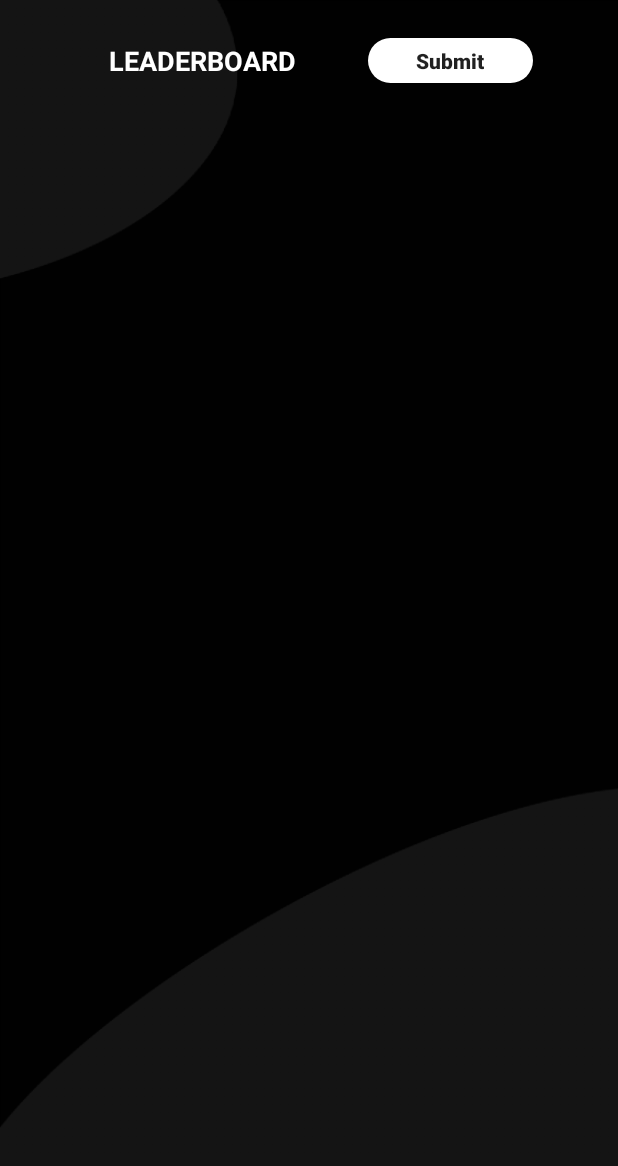
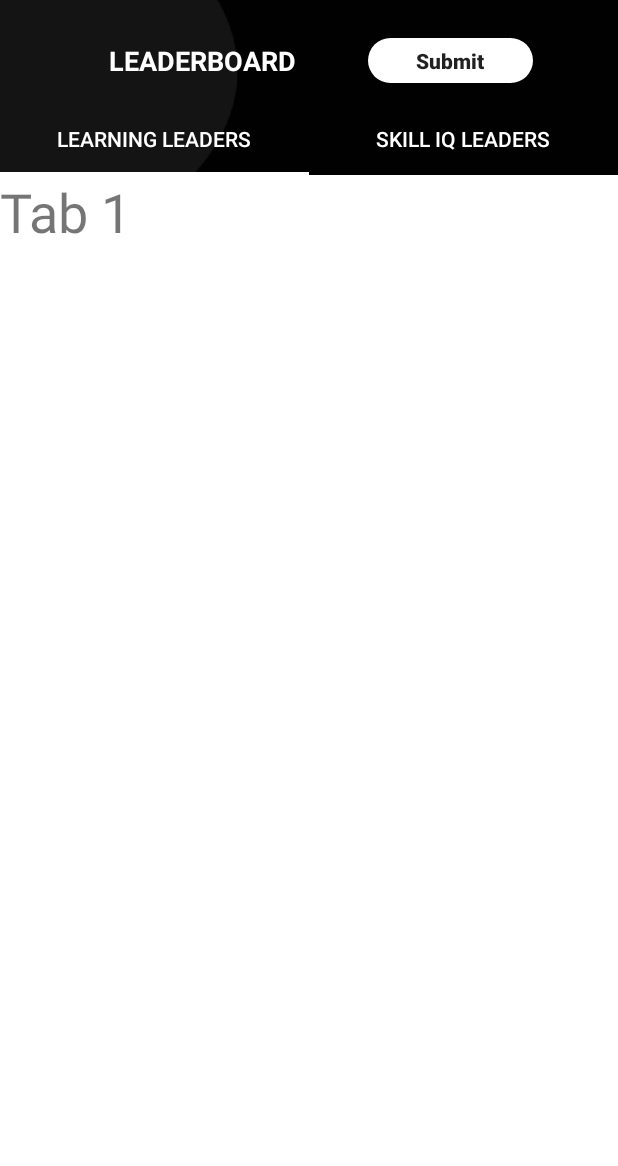
Before and after one commit to Y-Kenza/GADS_Leaderboard, an Android app: the screen it shows after launch (MainActivity), on a phone screen of 412 x 824 dp. Shown: the top 1166 px of the screen. Run offline under Robolectric (Android 15) with nearby library versions, the phone set to English and light mode, and no system bars.

Commit message:
Added tabs

```diff
--- a/app/src/main/AndroidManifest.xml
+++ b/app/src/main/AndroidManifest.xml
@@ -13,7 +13,7 @@
         android:theme="@style/AppTheme">
 
         <activity
-            android:name=".SplashScreenActivity"
+            android:name=".ui.SplashScreenActivity"
             android:theme="@style/AppTheme.NoActionBar">
             <intent-filter>
                 <action android:name="android.intent.action.MAIN" />
@@ -22,11 +22,11 @@
             </intent-filter>
         </activity>
 
-        <activity android:name=".MainActivity"
+        <activity android:name=".ui.MainActivity"
             android:theme="@style/AppTheme.NoActionBar">
         </activity>
 
-        <activity android:name=".SubmitFormActivity"
+        <activity android:name=".ui.SubmitFormActivity"
             android:theme="@style/AppTheme.NoActionBar">
         </activity>
     </application>
--- /dev/null
+++ b/app/src/main/java/com/kenzadev/gads_leaderboard/ui/LearningLeadersFragment.java
@@ -0,0 +1,16 @@
+package com.kenzadev.gads_leaderboard.ui;
+
+import android.os.Bundle;
+import android.view.LayoutInflater;
+import android.view.View;
+import android.view.ViewGroup;
+
+import androidx.fragment.app.Fragment;
+
+import com.kenzadev.gads_leaderboard.R;
+
+public class LearningLeadersFragment extends Fragment {
+    public View onCreateView(LayoutInflater inflater, ViewGroup container, Bundle savedInstanceState) {
+        return inflater.inflate(R.layout.fragment_learning_leaders, container, false);
+    }
+}
--- a/app/src/main/java/com/kenzadev/gads_leaderboard/MainActivity.java
+++ b/app/src/main/java/com/kenzadev/gads_leaderboard/ui/MainActivity.java
@@ -1,11 +1,15 @@
-package com.kenzadev.gads_leaderboard;
+package com.kenzadev.gads_leaderboard.ui;
 
 import androidx.appcompat.app.AppCompatActivity;
+import androidx.viewpager.widget.ViewPager;
 
 import android.content.Intent;
 import android.os.Bundle;
 import android.view.View;
 import android.widget.Button;
+
+import com.google.android.material.tabs.TabLayout;
+import com.kenzadev.gads_leaderboard.R;
 
 public class MainActivity extends AppCompatActivity {
 
@@ -22,6 +26,14 @@ public class MainActivity extends AppCompatActivity {
             }
         });
 
+        ViewPager viewPager = findViewById(R.id.viewPager);
+        TabLayout tabLayout = findViewById(R.id.tabLayout);
+
+        TabAdapter tabAdapter = new TabAdapter(this, getSupportFragmentManager());
+
+        viewPager.setAdapter(tabAdapter);
+
+        tabLayout.setupWithViewPager(viewPager);
     }
 
     private void submitFormActivity() {
--- /dev/null
+++ b/app/src/main/java/com/kenzadev/gads_leaderboard/ui/SkillIQLeadersFragment.java
@@ -0,0 +1,16 @@
+package com.kenzadev.gads_leaderboard.ui;
+
+import android.os.Bundle;
+import android.view.LayoutInflater;
+import android.view.View;
+import android.view.ViewGroup;
+
+import androidx.fragment.app.Fragment;
+
+import com.kenzadev.gads_leaderboard.R;
+
+public class SkillIQLeadersFragment extends Fragment {
+    public View onCreateView(LayoutInflater inflater, ViewGroup container, Bundle savedInstanceState) {
+        return inflater.inflate(R.layout.fragment_skill_iq_leaders, container, false);
+    }
+}
--- a/app/src/main/java/com/kenzadev/gads_leaderboard/SplashScreenActivity.java
+++ b/app/src/main/java/com/kenzadev/gads_leaderboard/ui/SplashScreenActivity.java
@@ -1,4 +1,4 @@
-package com.kenzadev.gads_leaderboard;
+package com.kenzadev.gads_leaderboard.ui;
 
 import androidx.appcompat.app.AppCompatActivity;
 import androidx.appcompat.widget.AppCompatImageView;
@@ -6,8 +6,8 @@ import androidx.appcompat.widget.AppCompatImageView;
 import android.content.Intent;
 import android.os.Bundle;
 import android.os.Handler;
-import android.view.animation.Animation;
-import android.view.animation.AnimationUtils;
+
+import com.kenzadev.gads_leaderboard.R;
 
 public class SplashScreenActivity extends AppCompatActivity {
 
--- /dev/null
+++ b/app/src/main/java/com/kenzadev/gads_leaderboard/ui/TabAdapter.java
@@ -0,0 +1,39 @@
+package com.kenzadev.gads_leaderboard.ui;
+
+import android.content.Context;
+
+import androidx.annotation.Nullable;
+import androidx.fragment.app.Fragment;
+import androidx.fragment.app.FragmentManager;
+import androidx.fragment.app.FragmentPagerAdapter;
+
+public class TabAdapter extends FragmentPagerAdapter {
+
+    private static final String[] TAB_NAMES = new String[]{"Learning Leaders", "Skill IQ Leaders"};
+    private final Context mContext;
+
+    TabAdapter(Context context, FragmentManager fm) {
+        super(fm);
+        mContext = context;
+    }
+    @Override
+    public Fragment getItem(int position) {
+        switch (position){
+            case 0:
+                return new LearningLeadersFragment();
+            case 1:
+                return new SkillIQLeadersFragment( );
+        }
+        return null;
+    }
+
+    @Nullable
+    @Override
+    public CharSequence getPageTitle(int position) {
+        return TAB_NAMES[position];
+    }
+    @Override
+    public int getCount() {
+        return 2;
+    }
+}
--- a/app/src/main/res/layout/activity_main.xml
+++ b/app/src/main/res/layout/activity_main.xml
@@ -1,18 +1,20 @@
 <?xml version="1.0" encoding="utf-8"?>
-<RelativeLayout xmlns:android="http://schemas.android.com/apk/res/android"
+<RelativeLayout
+    xmlns:android="http://schemas.android.com/apk/res/android"
     xmlns:app="http://schemas.android.com/apk/res-auto"
     xmlns:tools="http://schemas.android.com/tools"
     android:layout_width="match_parent"
     android:layout_height="match_parent"
     android:background="@drawable/background_app"
-    tools:context=".MainActivity">
+    tools:context=".ui.MainActivity">
 
     <LinearLayout
         android:layout_width="match_parent"
         android:layout_height="wrap_content"
         android:layout_marginTop="12dp"
         android:gravity="center"
-        android:orientation="horizontal">
+        android:orientation="horizontal"
+        android:id="@+id/appbarLayout">
 
         <TextView
             android:id="@+id/title"
@@ -42,4 +44,19 @@
             app:cornerRadius="360dp" />
     </LinearLayout>
 
+    <com.google.android.material.tabs.TabLayout
+        android:id="@+id/tabLayout"
+        android:layout_below="@id/appbarLayout"
+        android:layout_width="match_parent"
+        android:layout_height="wrap_content"
+        android:background="#00ffffff"
+        app:tabIndicatorColor="@color/colorAccent"
+        app:tabTextColor="@color/colorAccent" />
+
+    <androidx.viewpager.widget.ViewPager
+        android:id="@+id/viewPager"
+        android:layout_below="@id/tabLayout"
+        android:background="@color/colorAccent"
+        android:layout_width="match_parent"
+        android:layout_height="match_parent" />
 </RelativeLayout>
--- a/app/src/main/res/layout/activity_splash_screen.xml
+++ b/app/src/main/res/layout/activity_splash_screen.xml
@@ -5,7 +5,7 @@
     android:layout_width="match_parent"
     android:layout_height="match_parent"
     android:background="@drawable/background_app"
-    tools:context=".SplashScreenActivity">
+    tools:context=".ui.SplashScreenActivity">
 
     <androidx.appcompat.widget.AppCompatImageView
         android:id="@+id/gads_logo"
--- a/app/src/main/res/layout/activity_submit_form.xml
+++ b/app/src/main/res/layout/activity_submit_form.xml
@@ -10,6 +10,7 @@
         android:layout_width="match_parent"
         android:layout_height="64dp">
         <ImageButton
+            android:id="@+id/back_button"
             app:layout_constraintTop_toTopOf="parent"
             app:layout_constraintBottom_toBottomOf="parent"
             app:layout_constraintStart_toStartOf="parent"
--- /dev/null
+++ b/app/src/main/res/layout/fragment_learning_leaders.xml
@@ -0,0 +1,11 @@
+<?xml version="1.0" encoding="utf-8"?>
+<LinearLayout xmlns:android="http://schemas.android.com/apk/res/android"
+    android:orientation="vertical" android:layout_width="match_parent"
+    android:layout_height="match_parent">
+    <TextView
+        android:layout_width="wrap_content"
+        android:layout_height="wrap_content"
+        android:layout_centerInParent="true"
+        android:text="Tab 1"
+        android:textSize="36sp" />
+</LinearLayout>
```
Also changed, not shown: app/src/main/java/com/kenzadev/gads_leaderboard/SubmitFormActivity.java (deleted, +0 -13 lines), app/src/main/java/com/kenzadev/gads_leaderboard/ui/SubmitFormActivity.java (added, +30 -0 lines), app/src/main/res/layout/fragment_skill_iq_leaders.xml (added, +11 -0 lines).
